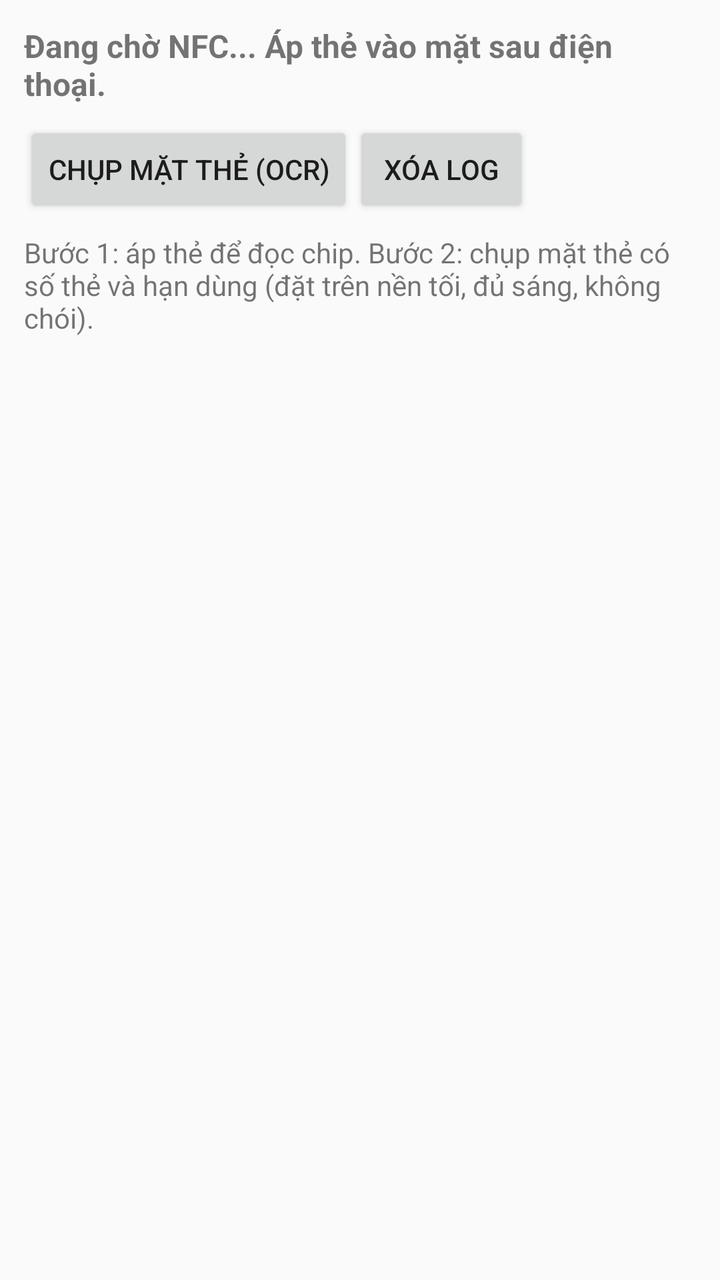
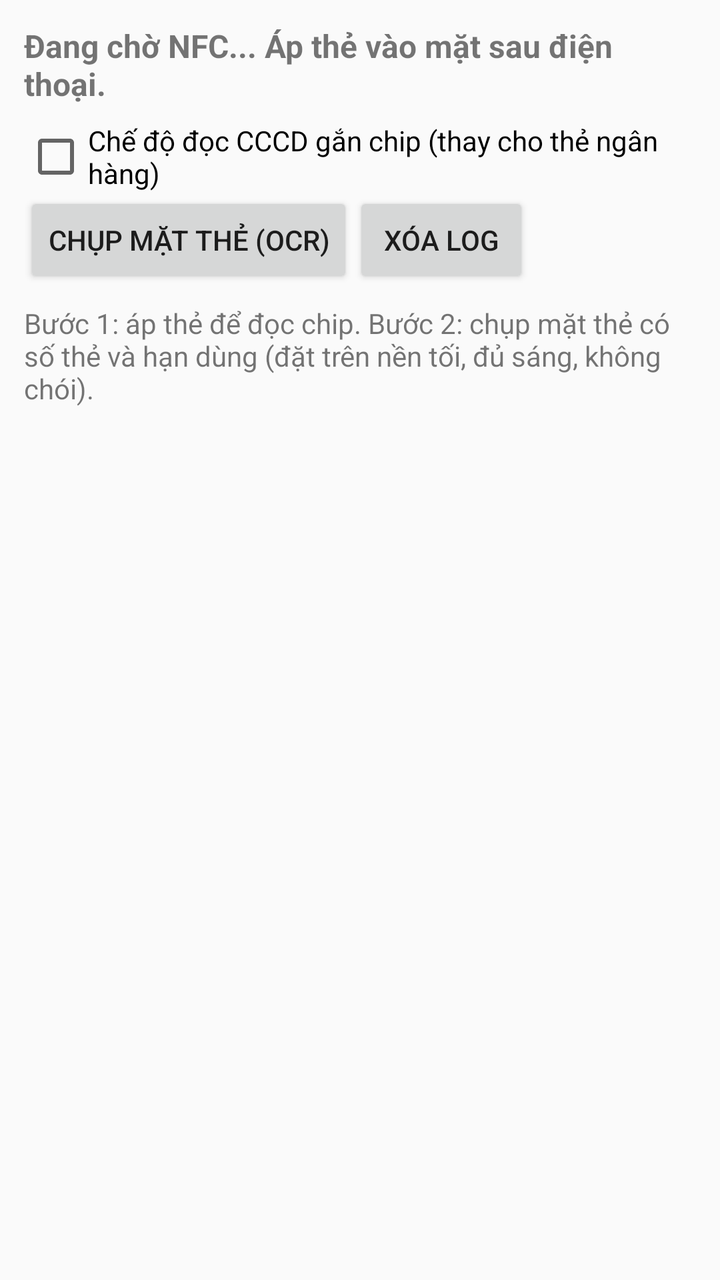

Screens rendered from an Android XML layout before and after an edit, with the pre-edit source and the edit as a unified diff.
<!-- AndroidManifest.xml: application theme Theme.EmvReader -->
<!-- res/layout/activity_main.xml -->
<?xml version="1.0" encoding="utf-8"?>
<LinearLayout xmlns:android="http://schemas.android.com/apk/res/android"
    android:layout_width="match_parent"
    android:layout_height="match_parent"
    android:orientation="vertical"
    android:padding="12dp">

    <TextView
        android:id="@+id/tvStatus"
        android:layout_width="match_parent"
        android:layout_height="wrap_content"
        android:text="Đang chờ NFC... Áp thẻ vào mặt sau điện thoại."
        android:textStyle="bold"
        android:textSize="16sp"
        android:paddingBottom="8dp" />

    <LinearLayout
        android:layout_width="match_parent"
        android:layout_height="wrap_content"
        android:orientation="horizontal">

        <Button
            android:id="@+id/btnOcr"
            android:layout_width="wrap_content"
            android:layout_height="wrap_content"
            android:text="Chụp mặt thẻ (OCR)" />

        <Button
            android:id="@+id/btnClear"
            android:layout_width="wrap_content"
            android:layout_height="wrap_content"
            android:text="Xóa log" />
    </LinearLayout>

    <TextView
        android:id="@+id/tvCompare"
        android:layout_width="match_parent"
        android:layout_height="wrap_content"
        android:paddingTop="8dp"
        android:text="Bước 1: áp thẻ để đọc chip. Bước 2: chụp mặt thẻ có số thẻ và hạn dùng (đặt trên nền tối, đủ sáng, không chói)."
        android:textSize="14sp" />

    <ScrollView
        android:layout_width="match_parent"
        android:layout_height="0dp"
        android:layout_weight="1"
        android:layout_marginTop="8dp">

        <TextView
            android:id="@+id/tvLog"
            android:layout_width="match_parent"
            android:layout_height="wrap_content"
            android:fontFamily="monospace"
            android:textIsSelectable="true"
            android:textSize="12sp" />
    </ScrollView>
</LinearLayout>
<!-- resources referenced by this layout -->
<resources>
  <style name="Theme.EmvReader" parent="Theme.AppCompat.DayNight.NoActionBar" />
</resources>

<!-- the commit's change to res/layout/activity_main.xml (unified diff, before → after) -->
@@ -1,57 +1,147 @@
 <?xml version="1.0" encoding="utf-8"?>
-<LinearLayout xmlns:android="http://schemas.android.com/apk/res/android"
+<ScrollView xmlns:android="http://schemas.android.com/apk/res/android"
     android:layout_width="match_parent"
     android:layout_height="match_parent"
-    android:orientation="vertical"
-    android:padding="12dp">
-
-    <TextView
-        android:id="@+id/tvStatus"
-        android:layout_width="match_parent"
-        android:layout_height="wrap_content"
-        android:text="Đang chờ NFC... Áp thẻ vào mặt sau điện thoại."
-        android:textStyle="bold"
-        android:textSize="16sp"
-        android:paddingBottom="8dp" />
+    android:fillViewport="true">
 
     <LinearLayout
         android:layout_width="match_parent"
         android:layout_height="wrap_content"
-        android:orientation="horizontal">
+        android:orientation="vertical"
+        android:padding="12dp">
 
-        <Button
-            android:id="@+id/btnOcr"
+        <TextView
+            android:id="@+id/tvStatus"
+            android:layout_width="match_parent"
+            android:layout_height="wrap_content"
+            android:text="Đang chờ NFC... Áp thẻ vào mặt sau điện thoại."
+            android:textStyle="bold"
+            android:textSize="16sp"
+            android:paddingBottom="8dp" />
+
+        <CheckBox
+            android:id="@+id/chkCccd"
             android:layout_width="wrap_content"
             android:layout_height="wrap_content"
-            android:text="Chụp mặt thẻ (OCR)" />
+            android:text="Chế độ đọc CCCD gắn chip (thay cho thẻ ngân hàng)" />
 
-        <Button
-            android:id="@+id/btnClear"
-            android:layout_width="wrap_content"
+        <LinearLayout
+            android:id="@+id/llCccd"
+            android:layout_width="match_parent"
             android:layout_height="wrap_content"
-            android:text="Xóa log" />
-    </LinearLayout>
+            android:orientation="vertical"
+            android:visibility="gone">
 
-    <TextView
-        android:id="@+id/tvCompare"
-        android:layout_width="match_parent"
-        android:layout_height="wrap_content"
-        android:paddingTop="8dp"
-        android:text="Bước 1: áp thẻ để đọc chip. Bước 2: chụp mặt thẻ có số thẻ và hạn dùng (đặt trên nền tối, đủ sáng, không chói)."
-        android:textSize="14sp" />
+            <TextView
+                android:layout_width="match_parent"
+                android:layout_height="wrap_content"
+                android:text="Khóa mở thẻ: 3 thông tin in ở dòng MRZ mặt sau CCCD. Dán 2 dòng MRZ đầu rồi bấm Điền, hoặc nhập tay."
+                android:textSize="12sp" />
 
-    <ScrollView
-        android:layout_width="match_parent"
-        android:layout_height="0dp"
-        android:layout_weight="1"
-        android:layout_marginTop="8dp">
+            <EditText
+                android:id="@+id/etMrz1"
+                android:layout_width="match_parent"
+                android:layout_height="wrap_content"
+                android:hint="Dòng MRZ 1 (30 ký tự)"
+                android:fontFamily="monospace"
+                android:inputType="textCapCharacters|textNoSuggestions"
+                android:textSize="13sp" />
+
+            <EditText
+                android:id="@+id/etMrz2"
+                android:layout_width="match_parent"
+                android:layout_height="wrap_content"
+                android:hint="Dòng MRZ 2 (30 ký tự)"
+                android:fontFamily="monospace"
+                android:inputType="textCapCharacters|textNoSuggestions"
+                android:textSize="13sp" />
+
+            <Button
+                android:id="@+id/btnFill"
+                android:layout_width="wrap_content"
+                android:layout_height="wrap_content"
+                android:text="Điền tự động từ MRZ" />
+
+            <EditText
+                android:id="@+id/etDoc"
+                android:layout_width="match_parent"
+                android:layout_height="wrap_content"
+                android:hint="Số giấy tờ (9 ký tự trong MRZ dòng 1)"
+                android:fontFamily="monospace"
+                android:inputType="textCapCharacters|textNoSuggestions" />
+
+            <EditText
+                android:id="@+id/etDob"
+                android:layout_width="match_parent"
+                android:layout_height="wrap_content"
+                android:hint="Ngày sinh YYMMDD"
+                android:fontFamily="monospace"
+                android:inputType="number"
+                android:maxLength="6" />
+
+            <EditText
+                android:id="@+id/etDoe"
+                android:layout_width="match_parent"
+                android:layout_height="wrap_content"
+                android:hint="Ngày hết hạn YYMMDD"
+                android:fontFamily="monospace"
+                android:inputType="number"
+                android:maxLength="6" />
+
+            <CheckBox
+                android:id="@+id/chkExtra"
+                android:layout_width="wrap_content"
+                android:layout_height="wrap_content"
+                android:checked="true"
+                android:text="Đọc thêm DG11/DG12/DG13 (thông tin bổ sung)" />
+
+            <CheckBox
+                android:id="@+id/chkPhoto"
+                android:layout_width="wrap_content"
+                android:layout_height="wrap_content"
+                android:text="Đọc ảnh chân dung DG2 (chậm hơn)" />
+
+            <ImageView
+                android:id="@+id/ivPhoto"
+                android:layout_width="160dp"
+                android:layout_height="200dp"
+                android:scaleType="fitStart"
+                android:visibility="gone" />
+        </LinearLayout>
+
+        <LinearLayout
+            android:layout_width="match_parent"
+            android:layout_height="wrap_content"
+            android:orientation="horizontal">
+
+            <Button
+                android:id="@+id/btnOcr"
+                android:layout_width="wrap_content"
+                android:layout_height="wrap_content"
+                android:text="Chụp mặt thẻ (OCR)" />
+
+            <Button
+                android:id="@+id/btnClear"
+                android:layout_width="wrap_content"
+                android:layout_height="wrap_content"
+                android:text="Xóa log" />
+        </LinearLayout>
+
+        <TextView
+            android:id="@+id/tvCompare"
+            android:layout_width="match_parent"
+            android:layout_height="wrap_content"
+            android:paddingTop="8dp"
+            android:text="Bước 1: áp thẻ để đọc chip. Bước 2: chụp mặt thẻ có số thẻ và hạn dùng (đặt trên nền tối, đủ sáng, không chói)."
+            android:textSize="14sp" />
 
         <TextView
             android:id="@+id/tvLog"
             android:layout_width="match_parent"
             android:layout_height="wrap_content"
+            android:layout_marginTop="8dp"
             android:fontFamily="monospace"
             android:textIsSelectable="true"
             android:textSize="12sp" />
-    </ScrollView>
-</LinearLayout>
+    </LinearLayout>
+</ScrollView>
